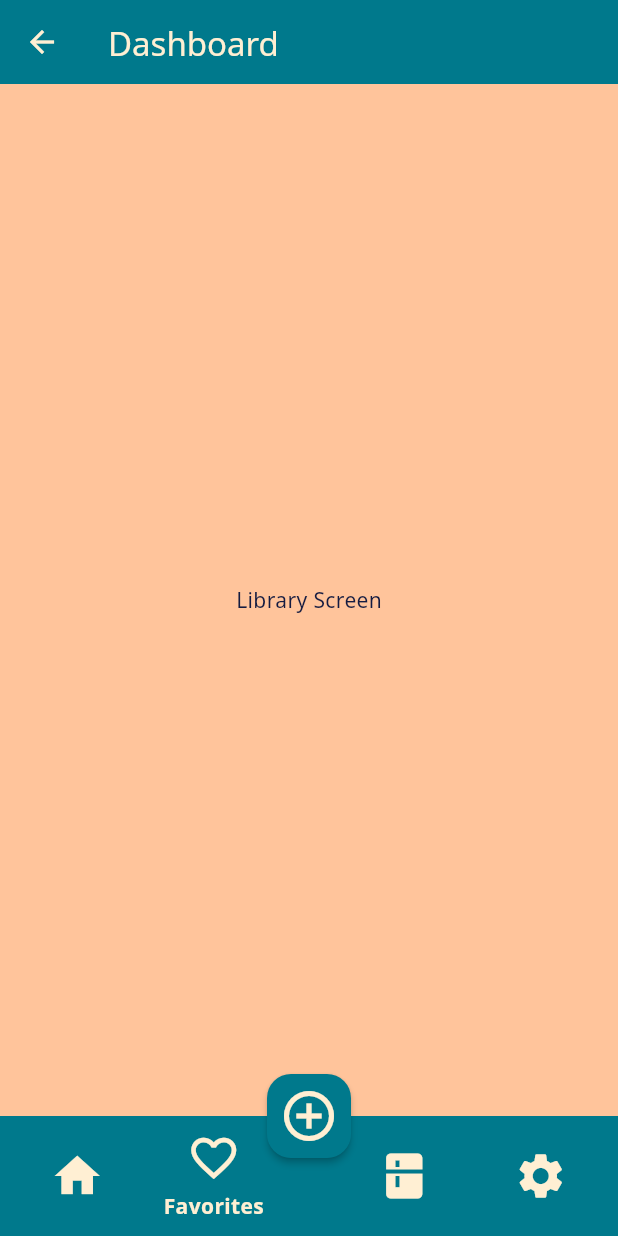
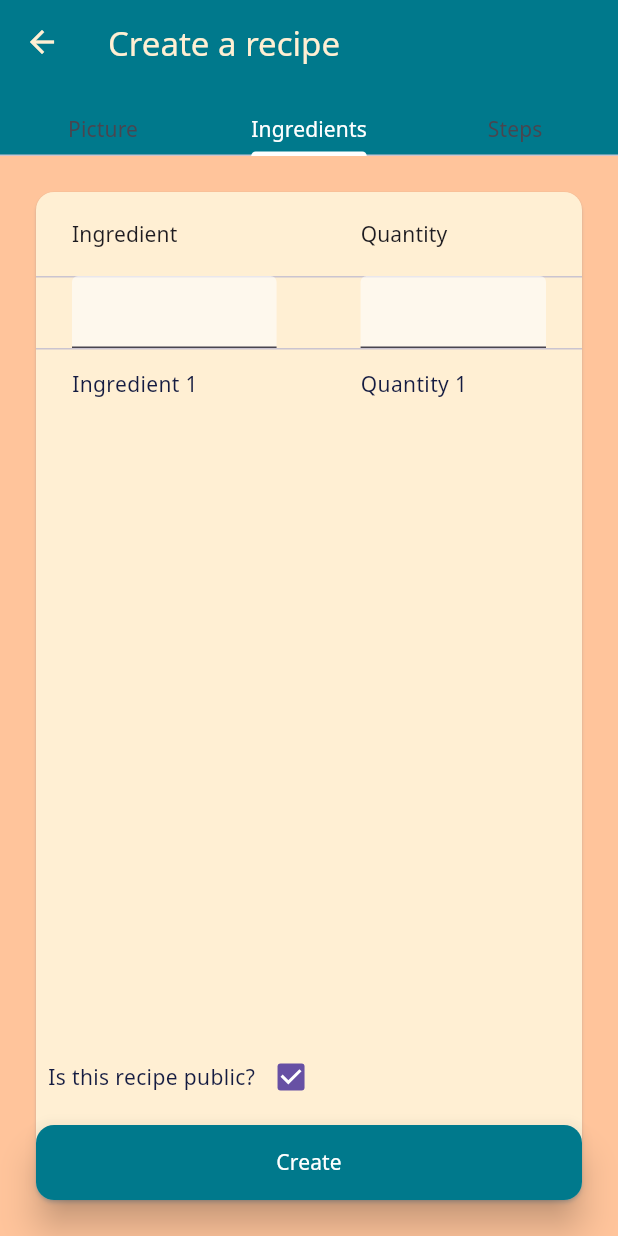
Before and after one commit to ujaann/kitchening, a Flutter app: the DashboardScreenView screen opened directly, item 2 of the bottom bar chosen, after a tap on the "add circle outline" icon, on a phone screen of 412 x 824 dp. Run offline on Flutter 3.47's test engine with Material 3 defaults, Android fonts, the phone set to English and light mode, and no system bars; our stand-ins replace bloc, dio, equatable, flutter_bloc, fpdart, get_it and 7 more; accounts and stored records are empty.

Commit message:
Created recipe creation view

```diff
--- a/lib/features/dashboard/presentation/view/dashboard_screen_view.dart
+++ b/lib/features/dashboard/presentation/view/dashboard_screen_view.dart
@@ -1,10 +1,7 @@
 import 'package:flutter/material.dart';
 import 'package:flutter_bloc/flutter_bloc.dart';
-import 'package:kitchening/features/dashboard/presentation/view/bottom_navigation_view/home_view.dart';
-import 'package:kitchening/features/dashboard/presentation/view/bottom_navigation_view/library_view.dart';
-import 'package:kitchening/features/dashboard/presentation/view/bottom_navigation_view/profile_view.dart';
-import 'package:kitchening/features/dashboard/presentation/view/bottom_navigation_view/settings_view.dart';
 import 'package:kitchening/features/dashboard/presentation/view_model/dashboard_cubit.dart';
+import 'package:kitchening/features/recipe/presentation/view/create_recipe_screen_view.dart';
 
 class DashboardScreenView extends StatefulWidget {
   const DashboardScreenView({super.key});
@@ -14,20 +11,16 @@ class DashboardScreenView extends StatefulWidget {
 }
 
 class _DashboardScreenViewState extends State<DashboardScreenView> {
-  final List<Widget> listOfViews = [
-    const HomeView(),
-    const LibraryView(),
-    const ProfileView(),
-    const SettingsView(),
-  ];
   int selectedIndex = 0;
   @override
   Widget build(BuildContext context) {
     return Scaffold(
       floatingActionButtonLocation: FloatingActionButtonLocation.centerDocked,
-      appBar: AppBar(title: const Text("Dashboard")),
       floatingActionButton: FloatingActionButton(
-        onPressed: () {},
+        onPressed: () {
+          context.read<DashboardCubit>().navigateToCreateRecipeView(
+              context, const CreateRecipeScreenView());
+        },
         child: const Icon(Icons.add_circle_outline),
       ),
       bottomNavigationBar: NavigationBar(
@@ -46,7 +39,7 @@ class _DashboardScreenViewState extends State<DashboardScreenView> {
             padding: EdgeInsets.only(right: 24.0),
             child: NavigationDestination(
               icon: Icon(Icons.favorite),
-              label: 'Favorites',
+              label: 'Liked',
               selectedIcon: Icon(Icons.favorite_border),
             ),
           ),
@@ -65,8 +58,16 @@ class _DashboardScreenViewState extends State<DashboardScreenView> {
           ),
         ],
       ),
-      body: BlocBuilder<DashboardCubit, DashboardState>(
-        builder: (context, state) => state.views.elementAt(state.selectedIndex),
+      body: NestedScrollView(
+        headerSliverBuilder: (context, innerBoxIsScrolled) => [
+          const SliverAppBar(
+            title: Text("Dashboard"),
+          )
+        ],
+        body: BlocBuilder<DashboardCubit, DashboardState>(
+          builder: (context, state) =>
+              state.views.elementAt(state.selectedIndex),
+        ),
       ),
     );
   }
--- a/lib/features/dashboard/presentation/view_model/dashboard_cubit.dart
+++ b/lib/features/dashboard/presentation/view_model/dashboard_cubit.dart
@@ -9,9 +9,14 @@ import 'package:kitchening/features/dashboard/presentation/view/bottom_navigatio
 part 'dashboard_state.dart';
 
 class DashboardCubit extends Cubit<DashboardState> {
-  DashboardCubit() : super(DashboardState.initial());
+  DashboardCubit() : super(const DashboardState.initial());
 
   void onTabTapped(int index) {
     emit(state.copyWith(selectedIndex: index));
   }
+
+  void navigateToCreateRecipeView(BuildContext context, Widget destination) {
+    Navigator.push(
+        context, MaterialPageRoute(builder: (context) => destination));
+  }
 }
--- /dev/null
+++ b/lib/features/recipe/presentation/view/common/recipe_ingredients.dart
@@ -0,0 +1,27 @@
+import 'package:flutter/material.dart';
+
+class RecipeIngredients extends StatelessWidget {
+  const RecipeIngredients({
+    super.key,
+  });
+
+  @override
+  Widget build(BuildContext context) {
+    return DataTable(
+      columns: const [
+        DataColumn(label: Text("Ingredient")),
+        DataColumn(label: Text("Quantity")),
+      ],
+      rows: const [
+        DataRow(cells: [
+          DataCell(TextField()),
+          DataCell(TextField()),
+        ]),
+        DataRow(cells: [
+          DataCell(Text("Ingredient 1")),
+          DataCell(Text("Quantity 1")),
+        ]),
+      ],
+    );
+  }
+}
--- /dev/null
+++ b/lib/features/recipe/presentation/view/create_recipe_screen_view.dart
@@ -0,0 +1,81 @@
+import 'dart:io';
+
+import 'package:flutter/material.dart';
+import 'package:kitchening/app/common/styles.dart';
+import 'package:kitchening/features/recipe/presentation/view/common/recipe_ingredients.dart';
+import 'package:kitchening/features/recipe/presentation/view/common/recipe_steps.dart';
+
+class CreateRecipeScreenView extends StatefulWidget {
+  const CreateRecipeScreenView({super.key});
+
+  @override
+  State<CreateRecipeScreenView> createState() => _CreateRecipeScreenViewState();
+}
+
+class _CreateRecipeScreenViewState extends State<CreateRecipeScreenView> {
+  File? _img;
+  @override
+  Widget build(BuildContext context) {
+    return DefaultTabController(
+      length: 3,
+      initialIndex: 1,
+      child: Scaffold(
+          appBar: AppBar(
+            title: const Text("Create a recipe"),
+            bottom: const TabBar(
+              labelPadding: EdgeInsets.only(bottom: 6),
+              tabs: [
+                Text("Picture"),
+                Text("Ingredients"),
+                Text("Steps"),
+              ],
+              indicatorColor: Colors.white,
+              labelColor: Colors.white,
+            ),
+          ),
+          body: Card(
+            color: papayaWhip,
+            margin: const EdgeInsets.all(24.0),
+            child: Column(
+              children: [
+                Flexible(
+                  child: TabBarView(
+                    children: [
+                      Image(
+                        image: _img != null
+                            ? FileImage(_img!)
+                            : const AssetImage('assets/images/profile.png')
+                                as ImageProvider,
+                      ),
+                      const RecipeIngredients(),
+                      const RecipeSteps(),
+                    ],
+                  ),
+                ),
+                Padding(
+                  padding: const EdgeInsets.all(8.0),
+                  child: Column(
+                    crossAxisAlignment: CrossAxisAlignment.start,
+                    spacing: 4,
+                    children: [
+                      Row(
+                        children: [
+                          const Text("Is this recipe public?"),
+                          Checkbox(value: true, onChanged: (value) {}),
+                        ],
+                      ),
+                    ],
+                  ),
+                ),
+                SizedBox(
+                  width: double.infinity,
+                  height: 50,
+                  child: ElevatedButton(
+                      onPressed: () {}, child: const Text("Create")),
+                ),
+              ],
+            ),
+          )),
+    );
+  }
+}
```
Also changed, not shown: lib/features/recipe/presentation/view/common/recipe_steps.dart (added, +56 -0 lines).
